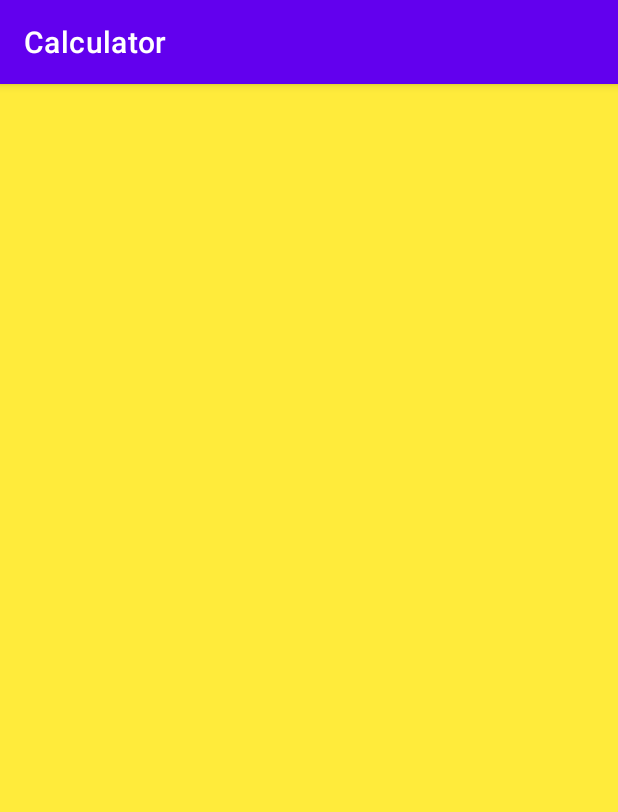
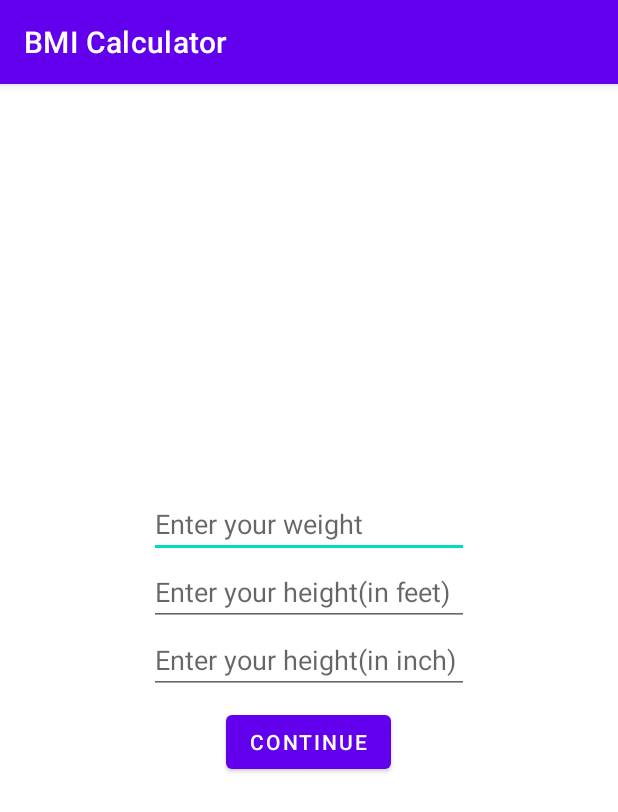
Before and after one commit to archakNath/BMI_Calculator, an Android app: the screen it shows after launch (MainActivity), on a phone screen of 412 x 824 dp. Shown: the top 812 px of the screen. Run offline under Robolectric (Android 15) with nearby library versions, the phone set to English and light mode, and no system bars.

Commit message:
basic views and functionality

```diff
--- a/app/src/main/java/com/rchuck/Calculator/MainActivity.java
+++ b/app/src/main/java/com/rchuck/Calculator/MainActivity.java
@@ -2,7 +2,12 @@ package com.rchuck.Calculator;
 
 import androidx.appcompat.app.AppCompatActivity;
 
+import android.annotation.SuppressLint;
 import android.os.Bundle;
+import android.view.View;
+import android.widget.Button;
+import android.widget.EditText;
+import android.widget.TextView;
 
 public class MainActivity extends AppCompatActivity {
 
@@ -10,5 +15,38 @@ public class MainActivity extends AppCompatActivity {
     protected void onCreate(Bundle savedInstanceState) {
         super.onCreate(savedInstanceState);
         setContentView(R.layout.activity_main);
+
+        TextView txt_result;
+        EditText edtHeightFt, edtHeightInch, edtWeight;
+        Button btn_continue;
+
+        edtHeightFt = findViewById(R.id.edtHeightFt);
+        edtHeightInch = findViewById(R.id.edtHeightInch);
+        txt_result = findViewById(R.id.txt_result);
+        btn_continue = findViewById(R.id.btn_continue);
+        edtWeight = findViewById(R.id.edtWeight);
+
+        btn_continue.setOnClickListener(new View.OnClickListener() {
+            @SuppressLint("SetTextI18n")
+            @Override
+            public void onClick(View view) {
+                int wt = Integer.parseInt(edtWeight.getText().toString());
+                int ft = Integer.parseInt(edtHeightFt.getText().toString());
+                int inch = Integer.parseInt(edtHeightInch.getText().toString());
+
+                int totalInch = ft*12 + inch;
+                double totalCm = totalInch * 2.53;
+                double totalM = totalCm/100;
+                double bmi = wt/(totalM*totalM);
+
+                if(bmi > 25){
+                    txt_result.setText("You are overweight");
+                } else if(bmi<18){
+                    txt_result.setText("You are underweight");
+                } else{
+                    txt_result.setText("You are healthy");
+                }
+            }
+        });
     }
 }
--- a/app/src/main/res/layout/activity_main.xml
+++ b/app/src/main/res/layout/activity_main.xml
@@ -4,10 +4,51 @@
     xmlns:tools="http://schemas.android.com/tools"
     android:layout_width="match_parent"
     android:layout_height="match_parent"
+    android:gravity="center"
     tools:context=".MainActivity"
-    android:orientation="vertical"
-    android:gravity="bottom"
-    android:background="#FFEB3B">
+    android:orientation="vertical">
+
+    <EditText
+        android:layout_width="wrap_content"
+        android:layout_height="wrap_content"
+        android:autofillHints="none"
+        android:ems="10"
+        android:inputType="number"
+        android:hint="@string/hint_wt"
+        android:id="@+id/edtWeight"/>
+
+    <EditText
+        android:layout_width="wrap_content"
+        android:layout_height="wrap_content"
+        android:autofillHints="none"
+        android:ems="10"
+        android:inputType="number"
+        android:hint="@string/hint_htF"
+        android:id="@+id/edtHeightFt"/>
+
+    <EditText
+        android:layout_width="wrap_content"
+        android:layout_height="wrap_content"
+        android:autofillHints="none"
+        android:ems="10"
+        android:inputType="number"
+        android:hint="@string/hint_htInch"
+        android:id="@+id/edtHeightInch"/>
+
+    <Button
+        android:layout_width="wrap_content"
+        android:layout_height="wrap_content"
+        android:layout_marginTop="8dp"
+        android:id="@+id/btn_continue"
+        android:text="@string/Continue"/>
+
+    <TextView
+        android:layout_width="wrap_content"
+        android:layout_height="wrap_content"
+        android:textSize="21sp"
+        android:textStyle="bold"
+        android:layout_marginTop="5dp"
+        android:id="@+id/txt_result"/>
 
 
 </LinearLayout>
--- a/app/src/main/res/values/strings.xml
+++ b/app/src/main/res/values/strings.xml
@@ -1,5 +1,7 @@
 <resources>
-    <string name="app_name">Calculator</string>
-    <string name="about_image">About image</string>
-    <string name="dev_name">What is your phone number?</string>
+    <string name="app_name">BMI Calculator</string>
+    <string name="hint_wt">Enter your weight</string>
+    <string name="hint_htF">Enter your height(in feet)</string>
+    <string name="hint_htInch">Enter your height(in inch)</string>
+    <string name="Continue">Continue</string>
 </resources>
--- /dev/null
+++ b/build.gradle
@@ -0,0 +1,5 @@
+// Top-level build file where you can add configuration options common to all sub-projects/modules.
+plugins {
+    id 'com.android.application' version '7.3.1' apply false
+    id 'com.android.library' version '7.3.1' apply false
+}
```
Also changed, not shown: gradle.properties (added, +21 -0 lines), settings.gradle (added, +16 -0 lines), gradle/wrapper/gradle-wrapper.properties (added), 4 other files.
